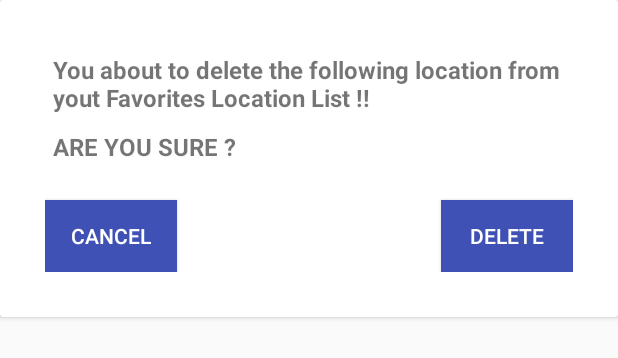
After one commit to adamby81/UsefullLocation, an Android app: the layout confermation_popup_delete_one_fav.xml on its own in the app's theme, with its tools: preview values and no code run, on a phone screen of 412 x 824 dp. The commit adds this screen. Shown: the top 358 px of the screen. Run offline under Robolectric (Android 15) with nearby library versions, the phone set to English and light mode, and no system bars.

Commit message:
Merge branch 'SearchFragment' into search_function
# Conflicts:
#	app/src/main/java/com/example/adam/myusefulllocations/Activity/MainActivity.java
#	app/src/main/java/com/example/adam/myusefulllocations/Fragment/ItemSearchFragment.java
#	app/src/main/java/com/example/adam/myusefulllocations/Fragment/MyItemRecyclerViewAdapter.java
#	app/src/main/res/layout/fragment_item.xml
#	app/src/main/res/layout/fragment_search_item_list.xml
#	app/src/main/res/values/strings.xml

```diff
--- a/app/src/main/java/com/example/adam/myusefulllocations/Util/SearchJsonAsyncTask.java
+++ b/app/src/main/java/com/example/adam/myusefulllocations/Util/SearchJsonAsyncTask.java
@@ -28,7 +28,7 @@ public class SearchJsonAsyncTask extends AsyncTask<Void, Void, String> {
     BufferedReader bufferedReader;
     public float currentLat;
     public float currentLng;
-   public LocationsCursorAdapter locationsCursorAdapter;
+   public CursorAdapterSearch cursorAdapterSearch;
     FusedLocationProviderClient fusedLocationProviderClient;
     private String searchText = "";
     public Context context;
@@ -69,7 +69,7 @@ public class SearchJsonAsyncTask extends AsyncTask<Void, Void, String> {
     protected void onPostExecute(String response) {
 
 
-        locationsCursorAdapter.swapCursor(db.getAllLocations(Constants.TABLE_NAME_SEARCH));
+        cursorAdapterSearch.swapCursor(db.getAllLocations(Constants.TABLE_NAME_SEARCH));
 
     }
 
--- /dev/null
+++ b/app/src/main/res/layout/confermation_popup_delete_one_fav.xml
@@ -0,0 +1,59 @@
+<?xml version="1.0" encoding="utf-8"?>
+<android.support.constraint.ConstraintLayout
+    xmlns:android="http://schemas.android.com/apk/res/android" android:layout_width="match_parent"
+    android:layout_height="match_parent">
+
+    <android.support.v7.widget.CardView
+        android:layout_width="match_parent"
+        android:layout_height="wrap_content" >
+
+        <RelativeLayout
+            android:layout_width="match_parent"
+            android:padding="30dp"
+            android:layout_height="match_parent">
+
+            <TextView
+                android:id="@+id/Sure_dialog_text_DEL_One_Fav_ID"
+                android:text="@string/sure_text_delete_one_fav"
+                android:textSize="16sp"
+                android:layout_centerHorizontal="true"
+                android:padding="5dp"
+                android:textStyle="bold"
+                android:layout_width="match_parent"
+                android:layout_height="wrap_content" />
+
+            <TextView
+                android:id="@+id/conf_one_fav"
+                android:textStyle="bold"
+                android:textSize="16sp"
+                android:padding="5dp"
+                android:layout_below="@+id/Sure_dialog_text_DEL_One_Fav_ID"
+                android:text="@string/are_you_sure_delete_one_fav"
+                android:layout_width="match_parent"
+                android:layout_height="wrap_content" />
+            <Button
+                android:id="@+id/cancelBtn_Dialog_DEL_One_Fav_ID"
+                android:background="@color/colorPrimary"
+                android:text="@string/cancel"
+                android:padding="5dp"
+                android:layout_marginTop="19dp"
+                android:layout_below="@+id/conf_one_fav"
+                android:textColor="@android:color/white"
+                android:layout_width="wrap_content"
+                android:layout_height="wrap_content" />
+            <Button
+                android:id="@+id/deleteBtn_Dialog_DEL_One_Fav_ID"
+                android:background="@color/colorPrimary"
+                android:text="@string/ok"
+                android:layout_marginTop="19dp"
+                android:layout_below="@+id/conf_one_fav"
+                android:layout_alignBottom="@+id/cancelBtn_Dialog_DEL_One_Fav_ID"
+                android:layout_alignParentRight="true"
+                android:textColor="@android:color/white"
+                android:layout_width="wrap_content"
+                android:layout_height="wrap_content"
+                android:layout_alignParentEnd="true" />
+
+        </RelativeLayout>
+    </android.support.v7.widget.CardView>
+</android.support.constraint.ConstraintLayout>
--- a/app/src/main/res/values/strings.xml
+++ b/app/src/main/res/values/strings.xml
@@ -49,5 +49,9 @@
     <string name="save">SAVE</string>
     <string name="settings_popup">No Changes Where Set</string>
     <string name="action_delete">Delete All List</string>
+    <string name="sure_text_delete_one_fav">You about to delete the following location from yout Favorites Location List !!</string>
+    <string name="place_name_delete_one_fav">Place Name:</string>
+    <string name="are_you_sure_delete_one_fav">ARE YOU SURE ?</string>
+    <string name="off_line">Your app is running in Offline Mode</string>
 
 </resources>
```
Also changed, not shown: app/src/main/java/com/example/adam/myusefulllocations/Activity/FavoritesLvActivity.java (+55 -26 lines), app/src/main/java/com/example/adam/myusefulllocations/Activity/MainActivity.java (+4 -10 lines), app/src/main/java/com/example/adam/myusefulllocations/Data/DatabaseHandler.java (+7 -1 lines), app/src/main/java/com/example/adam/myusefulllocations/Fragment/ItemSearchFragment.java (+15 -13 lines), app/src/main/java/com/example/adam/myusefulllocations/Fragment/MapsFragment.java (+0 -41 lines), app/src/main/java/com/example/adam/myusefulllocations/Util/CursorAdapterFavorites.java (renamed from app/src/main/java/com/example/adam/myusefulllocations/Util/LocationsCursorAdapter.java, +10 -10 lines), app/src/main/java/com/example/adam/myusefulllocations/Util/CursorAdapterSearch.java (added, +65 -0 lines), app/src/main/java/com/example/adam/myusefulllocations/Util/NearbyAsyncTask.java (+11 -14 lines), app/src/main/res/layout/confermation_popup_delete_all.xml (renamed from app/src/main/res/layout/confermation_popup_delete.xml), app/src/main/res/layout/list_row.xml (renamed from app/src/main/res/layout/list_row_search.xml).
